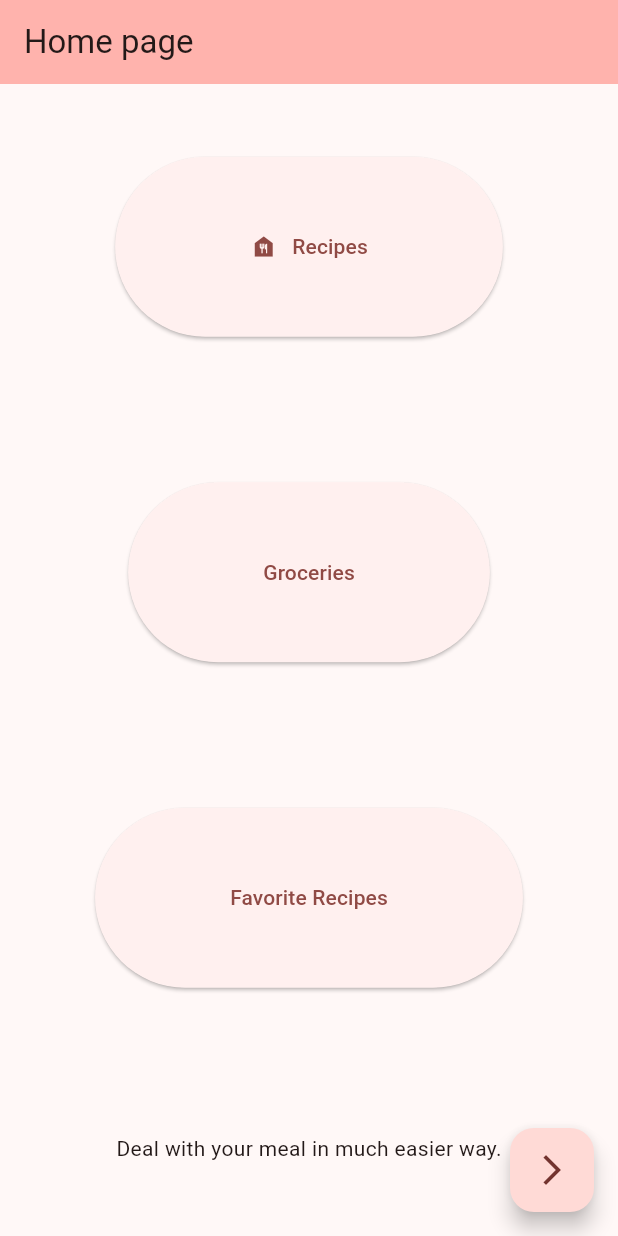
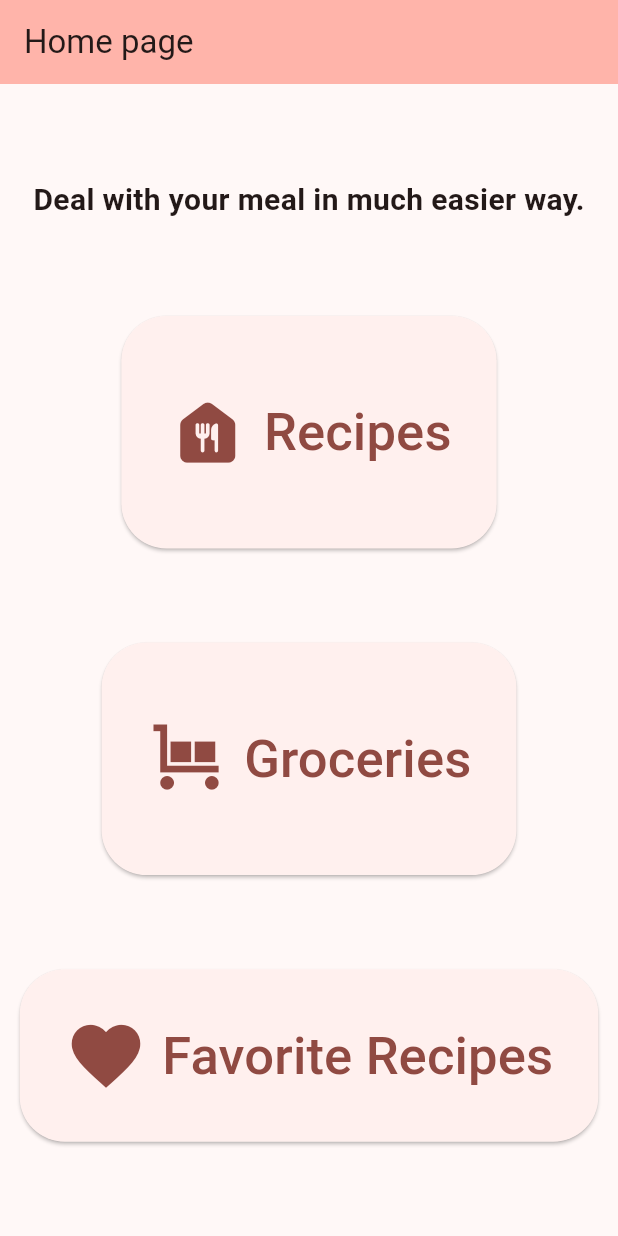
Before and after one commit to rayh4an/Project1MAD, a Flutter app: the screen it shows after launch, on a phone screen of 412 x 824 dp. Run offline on Flutter 3.47's test engine with Material 3 defaults, Android fonts, the phone set to English and light mode, and no system bars.

Commit message:
homescreen page

```diff
--- a/project1mad/lib/main.dart
+++ b/project1mad/lib/main.dart
@@ -13,7 +13,7 @@
       title: 'Meal Prep',
       theme: ThemeData(
         colorScheme: ColorScheme.fromSeed(
-          seedColor: const Color.fromARGB(255, 213, 53, 53),
+          seedColor: const Color.fromARGB(255, 152, 11, 11),
         ),
       ),
       home: const MyHomePage(title: 'Home page'),
@@ -31,14 +31,6 @@
 }
 
 class _MyHomePageState extends State<MyHomePage> {
-  int _counter = 0;
-
-  void _incrementCounter() {
-    setState(() {
-      _counter++;
-    });
-  }
-
   @override
   Widget build(BuildContext context) {
     return Scaffold(
@@ -48,22 +40,29 @@
       ),
       body: Center(
         child: Column(
-          mainAxisAlignment: MainAxisAlignment.spaceAround,
+          mainAxisAlignment: MainAxisAlignment.spaceEvenly,
           children: <Widget>[
+            const Text(
+              'Deal with your meal in much easier way.',
+              style: TextStyle(fontSize: 20, fontWeight: FontWeight.bold),
+            ),
             ElevatedButton(
               onPressed: () {},
               style: ElevatedButton.styleFrom(
                 padding: const EdgeInsets.symmetric(
-                  horizontal: 90,
+                  horizontal: 30,
                   vertical: 50,
+                ),
+                shape: RoundedRectangleBorder(
+                  borderRadius: BorderRadius.circular(30),
                 ),
               ),
               child: Row(
                 mainAxisSize: MainAxisSize.min,
                 children: const [
-                  Icon(Icons.food_bank),
+                  Icon(Icons.food_bank_rounded, size: 55),
                   SizedBox(width: 10),
-                  Text('Recipes'),
+                  Text('Recipes', style: TextStyle(fontSize: 35)),
                 ],
               ),
             ),
@@ -71,30 +70,44 @@
               onPressed: () {},
               style: ElevatedButton.styleFrom(
                 padding: const EdgeInsets.symmetric(
-                  horizontal: 90,
+                  horizontal: 30,
                   vertical: 50,
                 ),
+                shape: RoundedRectangleBorder(
+                  borderRadius: BorderRadius.circular(30),
+                ),
               ),
-              child: const Text('Groceries'),
+              child: Row(
+                mainAxisSize: MainAxisSize.min,
+                children: const [
+                  Icon(Icons.trolley, size: 55),
+                  SizedBox(width: 10),
+                  Text('Groceries', style: TextStyle(fontSize: 35)),
+                ],
+              ),
             ),
             ElevatedButton(
               onPressed: () {},
               style: ElevatedButton.styleFrom(
                 padding: const EdgeInsets.symmetric(
-                  horizontal: 90,
-                  vertical: 50,
+                  horizontal: 30,
+                  vertical: 30,
+                ),
+                shape: RoundedRectangleBorder(
+                  borderRadius: BorderRadius.circular(30),
                 ),
               ),
-              child: const Text('Favorite Recipes'),
+              child: Row(
+                mainAxisSize: MainAxisSize.min,
+                children: const [
+                  Icon(Icons.favorite, size: 55),
+                  SizedBox(width: 10),
+                  Text('Favorite Recipes', style: TextStyle(fontSize: 35)),
+                ],
+              ),
             ),
-            const Text('Deal with your meal in much easier way.'),
           ],
         ),
-      ),
-      floatingActionButton: FloatingActionButton(
-        onPressed: _incrementCounter,
-        tooltip: 'Increment',
-        child: const Icon(Icons.arrow_forward_ios_outlined),
       ),
     );
   }
```
